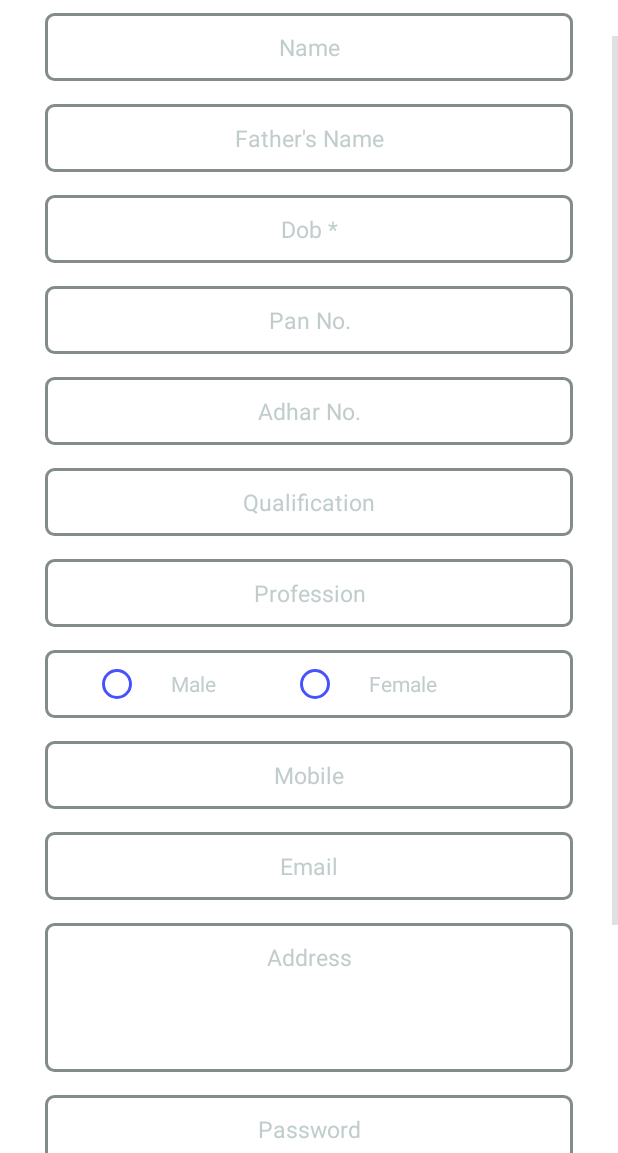
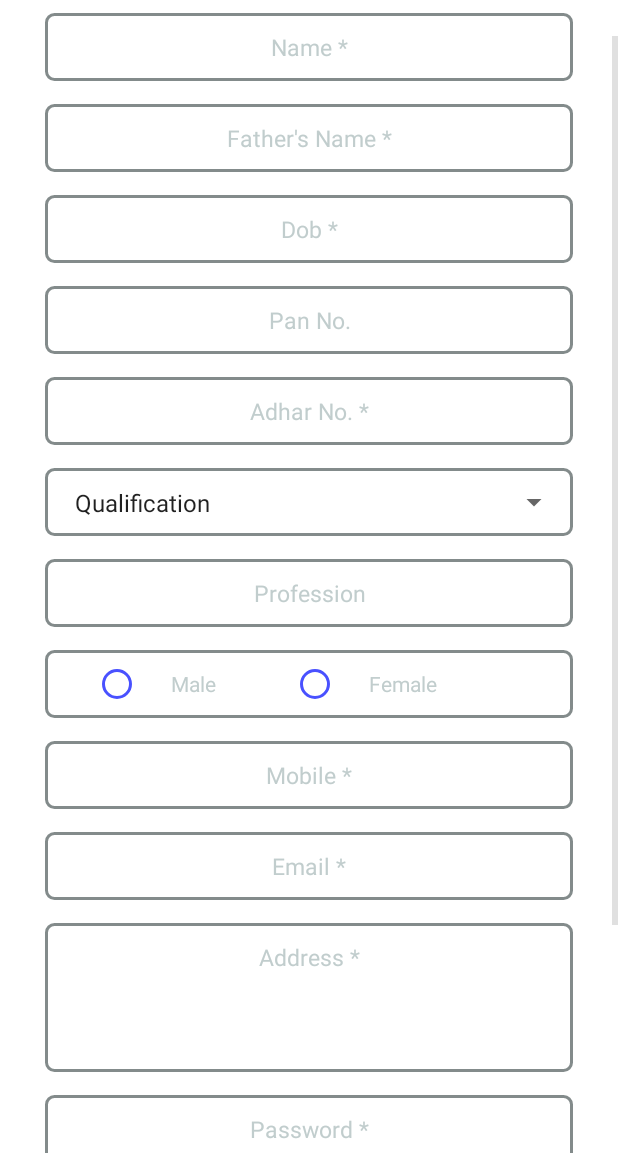
Before and after one commit to avikalprakash/InflationIPL, an Android app: the layout activity_first_step.xml on its own in the app's theme, with its tools: preview values and no code run, on a phone screen of 412 x 824 dp, the part 83-1236 px from its top. Run offline under Robolectric (Android 15) with nearby library versions, the phone set to English and light mode, and no system bars; plain views replace MKLoader.

Commit message:
update change

```diff
--- a/app/src/main/AndroidManifest.xml
+++ b/app/src/main/AndroidManifest.xml
@@ -9,7 +9,8 @@
         android:roundIcon="@mipmap/ic_launcher_round"
         android:supportsRtl="true"
         android:theme="@style/AppTheme">
-        <activity android:name=".activity.ChangePassword"></activity>
+        <activity android:name=".activity.ChangePassword"
+            android:theme="@style/Theme.AppCompat.NoActionBar"></activity>
         <activity
             android:name=".activity.FiveStepActivity"
             android:theme="@style/Theme.AppCompat.NoActionBar" />
@@ -26,6 +27,9 @@
             android:name=".activity.FirstStepActivity"
             android:theme="@style/Theme.AppCompat.NoActionBar" />
         <activity
+            android:name=".activity.LoginActivity"
+            android:theme="@style/Theme.AppCompat.NoActionBar" />
+        <activity
             android:name=".activity.SplashActivity"
             android:theme="@style/Theme.AppCompat.NoActionBar">
             <intent-filter>
--- a/app/src/main/java/patna/bihar/inflaction/activity/ChangePassword.java
+++ b/app/src/main/java/patna/bihar/inflaction/activity/ChangePassword.java
@@ -25,6 +25,7 @@ public class ChangePassword extends AppCompatActivity {
         tvheadertitle=(TextView)findViewById(R.id.tvheadertitle);
         tvheadertitle.setText("Change Password");
         back = (ImageView)findViewById(R.id.ivheaderleft);
+        submitBtn = findViewById(R.id.submit);
         back.setOnClickListener(new View.OnClickListener() {
             @Override
             public void onClick(View view) {
--- a/app/src/main/java/patna/bihar/inflaction/activity/LoginActivity.java
+++ b/app/src/main/java/patna/bihar/inflaction/activity/LoginActivity.java
@@ -48,12 +48,9 @@ public class LoginActivity extends AppCompatActivity implements View.OnClickList
     protected void onCreate(Bundle savedInstanceState) {
         super.onCreate(savedInstanceState);
         setContentView(R.layout.activity_login);
-     //   session = new UserSessionManager(getApplicationContext());
 
-        signupLinear.setOnClickListener(this);
         login = findViewById(R.id.login);
         login.setOnClickListener(this);
-        fb_login.setOnClickListener(this);
         username_text = findViewById(R.id.username_text);
         password_text = findViewById(R.id.password_text);
         loader = findViewById(R.id.loader);
--- a/app/src/main/java/patna/bihar/inflaction/activity/SplashActivity.java
+++ b/app/src/main/java/patna/bihar/inflaction/activity/SplashActivity.java
@@ -18,7 +18,7 @@ public class SplashActivity extends AppCompatActivity {
         new Handler().postDelayed(new Runnable() {
             @Override
             public void run() {
-                startActivity(new Intent(getApplicationContext(), FirstStepActivity.class));
+                startActivity(new Intent(getApplicationContext(), LoginActivity.class));
                 finish();
             }
         }, 3000);
--- /dev/null
+++ b/app/src/main/res/color/bottom_nav_color.xml
@@ -0,0 +1,5 @@
+<?xml version="1.0" encoding="utf-8"?>
+<selector xmlns:android="http://schemas.android.com/apk/res/android">
+    <item android:state_checked="true" android:color="@color/blue" />
+    <item android:state_checked="false" android:color="@color/black"/>
+</selector>
--- /dev/null
+++ b/app/src/main/res/color/drawer_item.xml
@@ -0,0 +1,5 @@
+<?xml version="1.0" encoding="utf-8"?>
+<selector xmlns:android="http://schemas.android.com/apk/res/android">
+    <item android:color="@color/black" android:state_checked="true" />
+    <item android:color="@color/light_blue" />
+</selector>
--- a/app/src/main/res/layout/activity_first_step.xml
+++ b/app/src/main/res/layout/activity_first_step.xml
@@ -33,7 +33,7 @@
                     android:layout_width="match_parent"
                     android:layout_height="wrap_content"
                     android:gravity="center"
-                    android:hint="Name"
+                    android:hint="Name *"
                     android:id="@+id/name_text"
                     android:inputType="text"
                     android:background="@null"
@@ -53,7 +53,7 @@
                     android:layout_width="match_parent"
                     android:layout_height="wrap_content"
                     android:gravity="center"
-                    android:hint="Father's Name"
+                    android:hint="Father's Name *"
                     android:background="@null"
                     android:id="@+id/father_name_text"
                     android:inputType="text"
@@ -116,7 +116,7 @@
                     android:gravity="center"
                     android:background="@null"
                     android:layout_gravity="center"
-                    android:hint="Adhar No."
+                    android:hint="Adhar No. *"
                     android:id="@+id/adhar_no"
                     android:editable="false"
                     android:textSize="15sp"
@@ -131,20 +131,17 @@
                 android:layout_height="45sp"
                 android:layout_marginTop="15sp"
                 android:background="@drawable/btn_gray_radious">
-                <EditText
+                <Spinner
+                    android:id="@+id/spinner1"
                     android:layout_width="match_parent"
-                    android:layout_height="wrap_content"
-                    android:gravity="center"
-                    android:background="@null"
-                    android:layout_gravity="center"
-                    android:hint="Qualification"
-                    android:id="@+id/qualification_text"
-                    android:editable="false"
-                    android:textSize="15sp"
-                    android:inputType="text"
-                    android:textColor="@color/black"
-                    android:backgroundTint="@android:color/transparent"
-                    android:textColorHint="@color/light_gray"/>
+                    android:layout_height="match_parent"
+                    android:entries="@array/qualification"
+                    android:paddingTop="10dp"
+                    android:paddingBottom="10dp"
+                    android:paddingLeft="10dp"
+                    android:paddingRight="10dp"
+                    android:popupBackground="#ffffff"
+                    android:layout_centerVertical="true"/>
             </LinearLayout>
 
             <LinearLayout
@@ -215,7 +212,7 @@
                     android:gravity="center"
                     android:background="@null"
                     android:layout_gravity="center"
-                    android:hint="Mobile"
+                    android:hint="Mobile *"
                     android:id="@+id/mobile_text"
                     android:editable="false"
                     android:textSize="15sp"
@@ -236,7 +233,7 @@
                     android:gravity="center"
                     android:background="@null"
                     android:layout_gravity="center"
-                    android:hint="Email"
+                    android:hint="Email *"
                     android:id="@+id/email_text"
                     android:editable="false"
                     android:textSize="15sp"
@@ -257,7 +254,7 @@
                     android:gravity="top|center"
                     android:background="@null"
                     android:layout_gravity="center"
-                    android:hint="Address"
+                    android:hint="Address *"
                     android:inputType="textMultiLine"
                     android:lines="6"
                     android:padding="10sp"
@@ -281,7 +278,7 @@
                     android:layout_height="wrap_content"
                     android:gravity="center"
                     android:textColor="@color/black"
-                    android:hint="Password"
+                    android:hint="Password *"
                     android:id="@+id/password"
                     android:textSize="15sp"
                     android:inputType="textPassword"
@@ -301,7 +298,7 @@
                     android:layout_height="wrap_content"
                     android:gravity="center"
                     android:textColor="@color/black"
-                    android:hint="Re-Type Password"
+                    android:hint="Re-Type Password *"
                     android:id="@+id/re_password"
                     android:textSize="15sp"
                     android:inputType="textPassword"
--- a/app/src/main/res/layout/activity_five_step.xml
+++ b/app/src/main/res/layout/activity_five_step.xml
@@ -30,7 +30,7 @@
                 android:layout_width="match_parent"
                 android:layout_height="wrap_content"
                 android:gravity="center"
-                android:hint="Amount*"
+                android:hint="Amount *"
                 android:background="@null"
                 android:id="@+id/father_name_text"
                 android:inputType="number"
@@ -50,7 +50,7 @@
                 android:layout_width="match_parent"
                 android:layout_height="wrap_content"
                 android:gravity="center"
-                android:hint="Amount In word*"
+                android:hint="Amount In word *"
                 android:background="@null"
                 android:id="@+id/amount_in_word_text"
                 android:inputType="number"
--- a/app/src/main/res/layout/activity_four_step.xml
+++ b/app/src/main/res/layout/activity_four_step.xml
@@ -30,7 +30,7 @@
                         android:layout_width="match_parent"
                         android:layout_height="wrap_content"
                         android:gravity="center"
-                        android:hint="Placement Name"
+                        android:hint="Placement Name *"
                         android:background="@null"
                         android:id="@+id/father_name_text"
                         android:inputType="text"
@@ -54,7 +54,7 @@
                         android:gravity="center"
                         android:background="@null"
                         android:layout_gravity="center"
-                        android:hint="Placement Id"
+                        android:hint="Placement Id *"
                         android:id="@+id/account_no"
                         android:editable="false"
                         android:textSize="15sp"
--- a/app/src/main/res/values/strings.xml
+++ b/app/src/main/res/values/strings.xml
@@ -2,4 +2,13 @@
     <string name="app_name">Inflation IPL</string>
     <string name="male">Male</string>
     <string name="female">Female</string>
+
+    <string-array name="qualification">
+        <item>Qualification</item>
+        <item>Non-Matric</item>
+        <item>Matric</item>
+        <item>Inter</item>
+        <item>Graduation</item>
+        <item>Post Graduation</item>
+    </string-array>
 </resources>
```
Also changed, not shown: app/src/main/java/patna/bihar/inflaction/MainActivity.java (+40 -1 lines), app/src/main/res/layout/activity_second_step.xml (+4 -4 lines), app/src/main/res/layout/activity_third_step.xml (+4 -4 lines), app/src/main/res/menu/navigation.xml (+5 -5 lines), app/src/main/res/drawable/home.png, app/src/main/res/drawable/lock.png (added), app/src/main/res/drawable/register.png (added).
